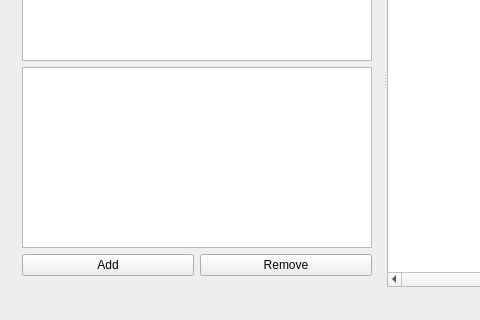
This is mainwindow.ui in kekdck/graph_editor as Qt 5 draws it before an edit; both pictures show x 0 to 480 and y 160 to 480 of the 740 by 480 pixel window. The edited form follows.
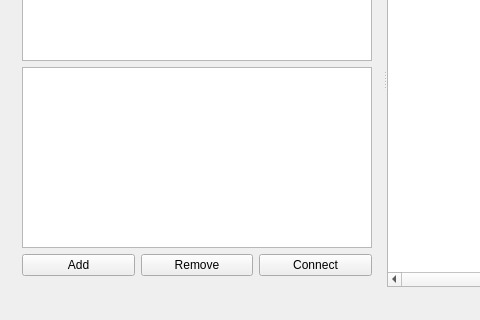
This is the edited form.

Commit message: Added connect button

What changed in the file:
```diff
--- a/mainwindow.ui
+++ b/mainwindow.ui
@@ -66,6 +66,13 @@
             </property>
            </widget>
           </item>
+          <item>
+           <widget class="QPushButton" name="pushConnectButton">
+            <property name="text">
+             <string>Connect</string>
+            </property>
+           </widget>
+          </item>
          </layout>
         </item>
        </layout>
```
Left out of the diff: 2 changed lines with no effect on the pictures. The commit also changes 2 other files.
